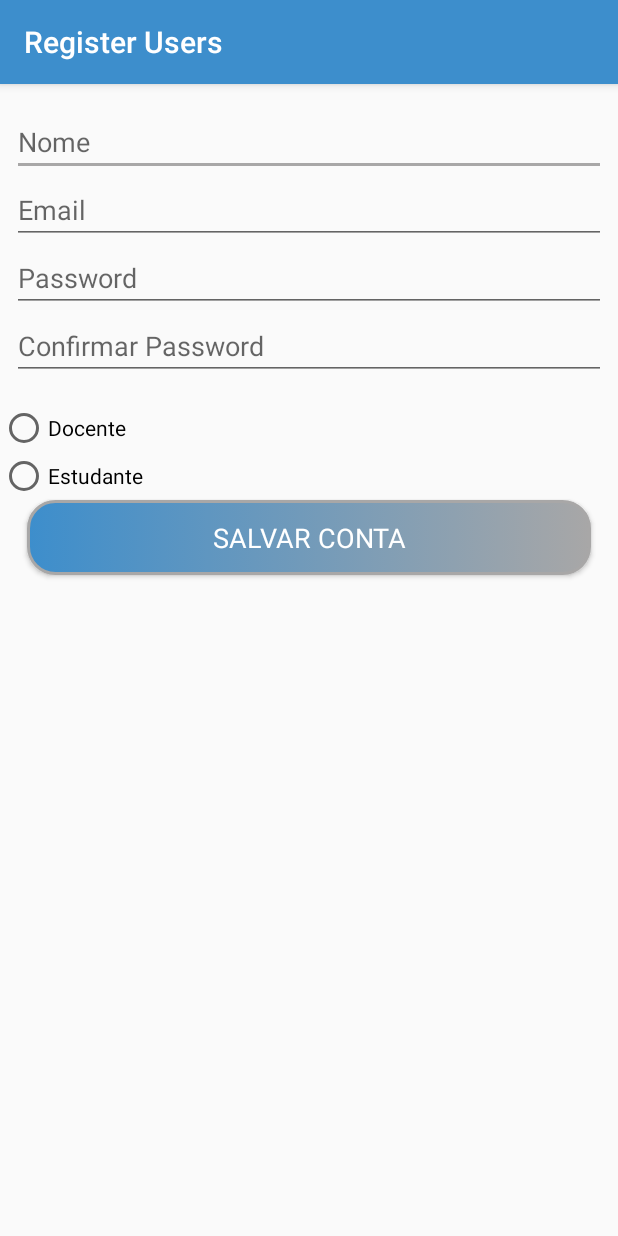
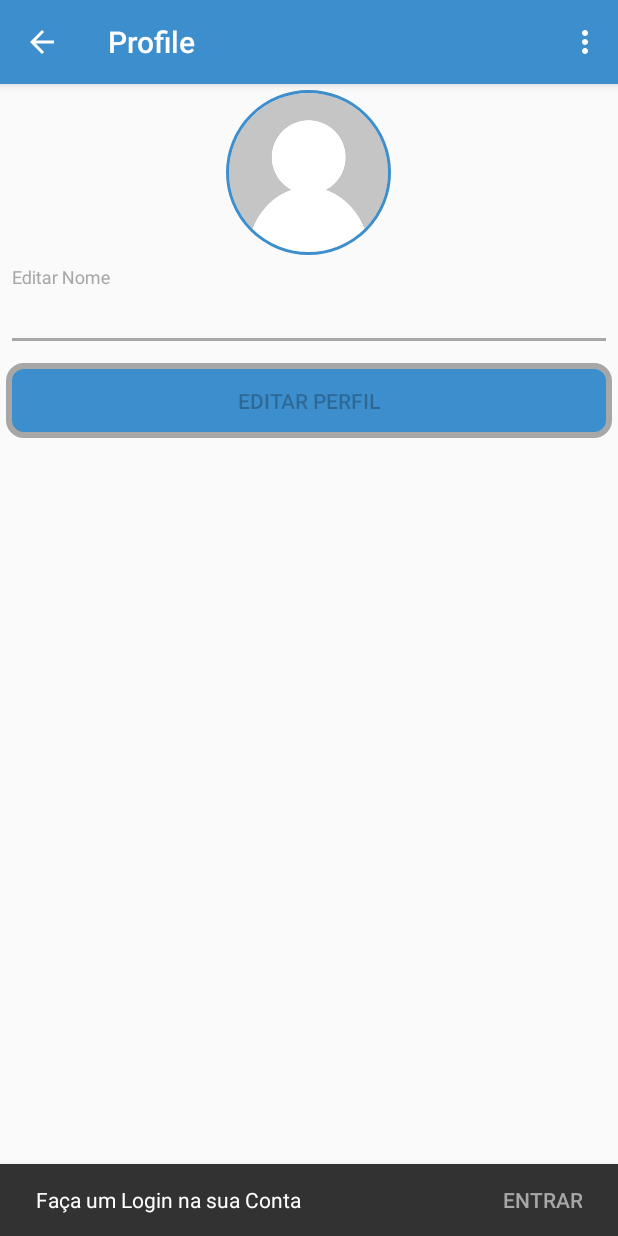
Before and after one commit to Walsonmorais/GestorDeContedosDidticos, an Android app: the screen it shows after launch (Activity_Register before the commit, Activity_Profile after it), after a tap on "Profile", on a phone screen of 412 x 824 dp. Run offline under Robolectric (Android 15) with nearby library versions, the phone set to English and light mode, and no system bars; our stand-ins replace CircleImageView, Firebase (no records; nobody signed in at launch, a user with empty details on screens opened directly), Picasso; libraries missing offline, so code that uses them is left out: com.theartofdev.edmodo; pictures from the network do not load; 1 other tap on this screen came first.

Commit message:
All Actualization and Action

```diff
--- a/app/src/main/java/com/buka/gestordecontedosdidticos/Activity_Menu.java
+++ b/app/src/main/java/com/buka/gestordecontedosdidticos/Activity_Menu.java
@@ -4,6 +4,7 @@ import android.content.Intent;
 import android.os.Bundle;
 import android.support.annotation.NonNull;
 import android.support.design.widget.NavigationView;
+import android.support.design.widget.Snackbar;
 import android.support.design.widget.TabLayout;
 import android.support.v4.app.Fragment;
 import android.support.v4.app.FragmentManager;
@@ -19,9 +20,18 @@ import android.view.View;
 import android.widget.TextView;
 import android.widget.Toast;
 
-import com.buka.gestordecontedosdidticos.Fragments.Fragment_Add_File;
-import com.buka.gestordecontedosdidticos.Fragments.Fragment_Home;
-import com.buka.gestordecontedosdidticos.Fragments.Fragment_Search;
+import com.buka.gestordecontedosdidticos.fragments.Fragment_Add_File;
+import com.buka.gestordecontedosdidticos.fragments.Fragment_Home;
+import com.buka.gestordecontedosdidticos.fragments.Fragment_Search;
+import com.buka.gestordecontedosdidticos.models.Model_User;
+import com.google.firebase.auth.FirebaseAuth;
+import com.google.firebase.auth.FirebaseUser;
+import com.google.firebase.database.DataSnapshot;
+import com.google.firebase.database.DatabaseError;
+import com.google.firebase.database.DatabaseReference;
+import com.google.firebase.database.FirebaseDatabase;
+import com.google.firebase.database.ValueEventListener;
+import com.squareup.picasso.Picasso;
 
 import java.util.ArrayList;
 import java.util.List;
@@ -40,6 +50,10 @@ public class Activity_Menu extends AppCompatActivity implements NavigationView.O
     private CircleImageView nav_profile_image;
     private TextView nav_profile_name;
 
+    private FirebaseAuth firebaseAuth;
+    private DatabaseReference databaseReference;
+    private FirebaseUser firebaseUser;
+
     @Override
     protected void onCreate(Bundle savedInstanceState) {
         super.onCreate(savedInstanceState);
@@ -47,6 +61,9 @@ public class Activity_Menu extends AppCompatActivity implements NavigationView.O
         toolbar = findViewById(R.id.toolbar);
         setSupportActionBar(toolbar);
 
+        firebaseAuth = FirebaseAuth.getInstance();
+        firebaseUser = FirebaseAuth.getInstance().getCurrentUser();
+        databaseReference = FirebaseDatabase.getInstance().getReference().child("Users");
 
         viewPager = findViewById(R.id.viewpager);
         navigationView = findViewById(R.id.navigationView);
@@ -72,7 +89,57 @@ public class Activity_Menu extends AppCompatActivity implements NavigationView.O
         navigationView.setNavigationItemSelectedListener(this);
 
 
+        String uId = null;
 
+        if (firebaseUser != null) {
+            uId = firebaseUser.getUid();
+
+            databaseReference = FirebaseDatabase.getInstance().getReference().child("Users").child(uId);
+
+            databaseReference.addValueEventListener(new ValueEventListener() {
+                @Override
+                public void onDataChange(@NonNull DataSnapshot dataSnapshot) {
+                    Model_User model_user = dataSnapshot.getValue(Model_User.class);
+
+                    if (model_user != null) {
+                        nav_profile_name.setText(model_user.getUsername());
+                        Picasso.get().load(model_user.getImage()).into(nav_profile_image);
+
+                    }else{
+                        nav_profile_name.setText("None");
+                        nav_profile_image.setImageResource(R.drawable.image_user_offline);
+                    }
+                }
+
+                @Override
+                public void onCancelled(@NonNull DatabaseError databaseError) {
+                    Toast.makeText(Activity_Menu.this, databaseError.getMessage(), Toast.LENGTH_SHORT).show();
+                }
+            });
+
+        } else {
+            nav_profile_name.setText("None");
+            nav_profile_image.setImageResource(R.drawable.image_user_offline);
+        }
+
+
+
+    }
+
+    @Override
+    protected void onStart() {
+        super.onStart();
+
+        if (firebaseUser ==  null){
+            Snackbar.make(drawerLayout, "Faça um Login na sua Conta", Snackbar.LENGTH_LONG)
+                    .setAction("Entrar", new View.OnClickListener() {
+                        @Override
+                        public void onClick(View v) {
+                            Intent intent = new Intent(Activity_Menu.this, Activity_Login.class);
+                            startActivity(intent);
+                        }
+                    }).show();
+        }
     }
 
     private void setupTabIcons() {
@@ -133,7 +200,7 @@ public class Activity_Menu extends AppCompatActivity implements NavigationView.O
         if (id == R.id.nav_profile) {
             Toast.makeText(this, "Profile", Toast.LENGTH_SHORT).show();
 
-            Intent intent = new Intent(getApplicationContext(), Activity_Register.class);
+            Intent intent = new Intent(getApplicationContext(), Activity_Profile.class);
             startActivity(intent);
 
         } else if (id == R.id.nav_favorite) {
--- /dev/null
+++ b/app/src/main/java/com/buka/gestordecontedosdidticos/Activity_Profile.java
@@ -0,0 +1,292 @@
+package com.buka.gestordecontedosdidticos;
+
+import android.app.ProgressDialog;
+import android.content.Intent;
+import android.net.Uri;
+import android.os.Bundle;
+import android.support.annotation.NonNull;
+import android.support.design.widget.FloatingActionButton;
+import android.support.design.widget.Snackbar;
+import android.support.v7.app.AppCompatActivity;
+import android.support.v7.widget.Toolbar;
+import android.util.Log;
+import android.view.Menu;
+import android.view.MenuItem;
+import android.view.View;
+import android.widget.Button;
+import android.widget.EditText;
+import android.widget.RelativeLayout;
+import android.widget.Toast;
+
+import com.buka.gestordecontedosdidticos.models.Model_User;
+import com.google.android.gms.tasks.OnCompleteListener;
+import com.google.android.gms.tasks.OnSuccessListener;
+import com.google.android.gms.tasks.Task;
+import com.google.firebase.auth.FirebaseAuth;
+import com.google.firebase.auth.FirebaseUser;
+import com.google.firebase.database.DataSnapshot;
+import com.google.firebase.database.DatabaseError;
+import com.google.firebase.database.DatabaseReference;
+import com.google.firebase.database.FirebaseDatabase;
+import com.google.firebase.database.ValueEventListener;
+import com.google.firebase.storage.FirebaseStorage;
+import com.google.firebase.storage.StorageReference;
+import com.google.firebase.storage.UploadTask;
+import com.squareup.picasso.Picasso;
+import com.theartofdev.edmodo.cropper.CropImage;
+
+import java.util.HashMap;
+
+import de.hdodenhof.circleimageview.CircleImageView;
+
+public class Activity_Profile extends AppCompatActivity {
+
+    private RelativeLayout relative;
+    private CircleImageView edit_circle_image_profile;
+    private EditText edit_name_profile;
+    private Button btn_edit_profile;
+    private ProgressDialog progressDialog;
+    private FirebaseUser firebaseUser;
+    private StorageReference storageReference;
+    private DatabaseReference databaseReference;
+    private FirebaseAuth firebaseAuth;
+
+    private final static int GALLERY_PICK = 1;
+
+    @Override
+    protected void onCreate(Bundle savedInstanceState) {
+        super.onCreate(savedInstanceState);
+        setContentView(R.layout.activity_profile);
+        Toolbar toolbar = findViewById(R.id.toolbar);
+        setSupportActionBar(toolbar);
+        getSupportActionBar().setDisplayHomeAsUpEnabled(true);
+        getSupportActionBar().setDisplayShowHomeEnabled(true);
+        toolbar.setNavigationOnClickListener(new View.OnClickListener() {
+            @Override
+            public void onClick(View v) {
+                finish();
+            }
+        });
+
+        firebaseAuth = FirebaseAuth.getInstance();
+        firebaseUser = FirebaseAuth.getInstance().getCurrentUser();
+        storageReference = FirebaseStorage.getInstance().getReference("Users_Images");
+        databaseReference = FirebaseDatabase.getInstance().getReference("Users");
+
+        relative = findViewById(R.id.relative);
+        edit_circle_image_profile = findViewById(R.id.edit_circle_image_profile);
+        edit_name_profile = findViewById(R.id.edit_name_profile);
+        btn_edit_profile = findViewById(R.id.btn_edit_profile);
+
+        progressDialog = new ProgressDialog(this);
+
+        String uId = null;
+
+        if (firebaseUser != null) {
+            uId = firebaseUser.getUid();
+
+            databaseReference = FirebaseDatabase.getInstance().getReference().child("Users").child(uId);
+
+            progressDialog = new ProgressDialog(this);
+            progressDialog.setTitle("Por favor espere");
+            progressDialog.setMessage("Carregando o seu Perfil...");
+            progressDialog.show();
+
+            databaseReference.addValueEventListener(new ValueEventListener() {
+                @Override
+                public void onDataChange(@NonNull DataSnapshot dataSnapshot) {
+                    Model_User model_user = dataSnapshot.getValue(Model_User.class);
+
+                    if (model_user != null) {
+                        edit_name_profile.setText(model_user.getUsername());
+                        Picasso.get().load(model_user.getImage()).into(edit_circle_image_profile);
+
+                    } else {
+                        edit_name_profile.setText("");
+                        edit_circle_image_profile.setImageResource(R.drawable.image_user_offline);
+                    }
+
+                    progressDialog.dismiss();
+                }
+
+                @Override
+                public void onCancelled(@NonNull DatabaseError databaseError) {
+                    Toast.makeText(Activity_Profile.this, databaseError.getMessage(), Toast.LENGTH_SHORT).show();
+                }
+            });
+
+            edit_circle_image_profile.setOnClickListener(new View.OnClickListener() {
+                @Override
+                public void onClick(View v) {
+                    Intent intent = new Intent();
+                    intent.setAction(Intent.ACTION_GET_CONTENT);
+                    intent.setType("image/*");
+                    startActivityForResult(intent, GALLERY_PICK);
+                }
+            });
+
+            btn_edit_profile.setOnClickListener(new View.OnClickListener() {
+                @Override
+                public void onClick(View v) {
+                    updateProfile(edit_name_profile.getText().toString());
+                }
+            });
+
+        } else {
+            edit_circle_image_profile.setEnabled(false);
+            btn_edit_profile.setEnabled(false);
+        }
+
+
+    }
+
+    @Override
+    protected void onStart() {
+        super.onStart();
+
+        if (firebaseUser == null) {
+            Snackbar.make(relative, "Faça um Login na sua Conta", Snackbar.LENGTH_LONG)
+                    .setAction("Entrar", new View.OnClickListener() {
+                        @Override
+                        public void onClick(View v) {
+                            Intent intent = new Intent(Activity_Profile.this, Activity_Login.class);
+                            startActivity(intent);
+                        }
+                    }).show();
+        }
+    }
+
+    private void updateProfile(String edit_name_profile) {
+
+        DatabaseReference reference = FirebaseDatabase.getInstance().getReference("Users").child(firebaseUser.getUid());
+
+        HashMap<String, Object> hashMap = new HashMap<>();
+        hashMap.put("username", edit_name_profile);
+
+        reference.updateChildren(hashMap);
+    }
+
+    @Override
+    public void onActivityResult(int requestCode, int resultCode, final Intent data) {
+        super.onActivityResult(requestCode, resultCode, data);
+
+        if (requestCode == GALLERY_PICK && resultCode == RESULT_OK) {
+            Uri imageUri = data.getData();
+            CropImage.activity(imageUri).setAspectRatio(1, 1).start(this);
+        }
+
+        if (requestCode == CropImage.CROP_IMAGE_ACTIVITY_REQUEST_CODE) {
+            CropImage.ActivityResult result = CropImage.getActivityResult(data);
+            if (resultCode == RESULT_OK) {
+
+                progressDialog = new ProgressDialog(Activity_Profile.this);
+                progressDialog.setTitle("Por favor espere");
+                progressDialog.setMessage("Atualizando sua Imagem...");
+                progressDialog.setCanceledOnTouchOutside(false);
+                progressDialog.show();
+
+                Uri resultUri = result.getUri();
+                String current_user_id = firebaseUser.getUid();
+
+              /*  storageReference.child(current_user_id).putFile(resultUri).addOnCompleteListener(new OnCompleteListener<UploadTask.TaskSnapshot>() {
+                    @Override
+                    public void onComplete(@NonNull Task<UploadTask.TaskSnapshot> task) {
+
+                        Log.i("Passou", "Imagem");
+
+                        databaseReference.child("image").setValue(task.toString()).addOnCompleteListener(new OnCompleteListener<Void>() {
+                            @Override
+                            public void onComplete(@NonNull Task<Void> task) {
+
+                                if (task.isSuccessful()) {
+
+                                    Log.i("Passou", "Imagem");
+
+                                    progressDialog.dismiss();
+                                    Toast.makeText(Activity_Profile.this, "Imagem atualizada com sucesso", Toast.LENGTH_LONG).show();
+                                } else {
+
+                                    Log.i("Não Passou", "Imagem");
+
+                                    progressDialog.dismiss();
+                                    Toast.makeText(Activity_Profile.this, "Imagem não atualizada", Toast.LENGTH_LONG).show();
+                                }
+                            }
+                        });
+
+                    }
+                });*/
+
+                storageReference.child(current_user_id).putFile(resultUri).addOnSuccessListener(new OnSuccessListener<UploadTask.TaskSnapshot>() {
+                    @Override
+                    public void onSuccess(UploadTask.TaskSnapshot taskSnapshot) {
+                        storageReference.getDownloadUrl().addOnSuccessListener(new OnSuccessListener<Uri>() {
+                            @Override
+                            public void onSuccess(Uri uri) {
+
+                                Log.i("Passou", "Imagem");
+
+                                databaseReference.child("image").setValue(uri.toString()).addOnCompleteListener(new OnCompleteListener<Void>() {
+                                    @Override
+                                    public void onComplete(@NonNull Task<Void> task) {
+                                        if (task.isSuccessful()) {
+
+                                            Log.i("Passou", "Imagem");
+
+                                            progressDialog.dismiss();
+                                            Toast.makeText(Activity_Profile.this, "Imagem atualizada com sucesso", Toast.LENGTH_LONG).show();
+                                        } else {
+
+                                            Log.i("Não Passou", "Imagem");
+
+                                            progressDialog.dismiss();
+                                            Toast.makeText(Activity_Profile.this, "Imagem não atualizada", Toast.LENGTH_LONG).show();
+                                        }
+                                    }
+                                });
+                            }
+                        });
+                    }
+                });
+
+            } else if (resultCode == CropImage.CROP_IMAGE_ACTIVITY_RESULT_ERROR_CODE) {
+                Exception error = result.getError();
+                Toast.makeText(this, error.getMessage(), Toast.LENGTH_SHORT).show();
+            }
+        }
+    }
+
+    @Override
+    public boolean onCreateOptionsMenu(Menu menu) {
+        getMenuInflater().inflate(R.menu.menu_main, menu);
+        return super.onCreateOptionsMenu(menu);
+    }
+
+    @Override
+    public boolean onOptionsItemSelected(MenuItem item) {
+        int id = item.getItemId();
+
+        if (id == R.id.menu_create_account_email) {
+            Intent intent = new Intent(Activity_Profile.this, Activity_Register.class);
+            startActivity(intent);
+            return true;
+
+        }
+
+        if (id == R.id.menu_login) {
+            Intent intent = new Intent(Activity_Profile.this, Activity_Login.class);
+            startActivity(intent);
+            return true;
+
+        }
+
+        if (id == R.id.menu_log_out) {
+            firebaseAuth.signOut();
+            return true;
+
+        }
+        return super.onOptionsItemSelected(item);
+    }
+
+
+}
--- a/app/src/main/java/com/buka/gestordecontedosdidticos/Activity_Register.java
+++ b/app/src/main/java/com/buka/gestordecontedosdidticos/Activity_Register.java
@@ -172,7 +172,7 @@ public class Activity_Register extends AppCompatActivity {
                                     hashUsers_Student.put("id", uId);
                                     hashUsers_Student.put("username", user_name);
                                     hashUsers_Student.put("student_occupations", student_occupations);
-                                    hashUsers_Student.put("image", "");
+                                    hashUsers_Student.put("image", "https://firebasestorage.googleapis.com/v0/b/gestordeconteudosdidaticos.appspot.com/o/Users_Images%2Fuser.png?alt=media&token=9ca957db-6d4b-48c8-a7c3-a03925c48ebb");
 
                                     reference.setValue(hashUsers_Student).addOnCompleteListener(new OnCompleteListener<Void>() {
                                         @Override
--- a/app/src/main/java/com/buka/gestordecontedosdidticos/Fragments/Fragment_Add_File.java
+++ b/app/src/main/java/com/buka/gestordecontedosdidticos/fragments/Fragment_Add_File.java
@@ -1,4 +1,4 @@
-package com.buka.gestordecontedosdidticos.Fragments;
+package com.buka.gestordecontedosdidticos.fragments;
 
 
 import android.os.Bundle;
--- a/app/src/main/res/drawable/background_style_button.xml
+++ b/app/src/main/res/drawable/background_style_button.xml
@@ -2,16 +2,16 @@
 <selector xmlns:android="http://schemas.android.com/apk/res/android">
     <item>
         <shape android:shape="rectangle">
-            <corners android:radius="18dp"/>
+            <corners android:radius="10dp"/>
             <solid android:color="@color/colorPrimary"/>
             <size android:height="50dp"/>
-            <stroke android:width="2dp"
+            <stroke android:width="4dp"
                 android:color="@color/colorAccent"/>
 
 
             <gradient
                 android:startColor="@color/colorPrimary"
-                android:endColor="@color/colorAccent"/>
+                android:endColor="@color/colorPrimary"/>
         </shape>
     </item>
 </selector>
--- a/app/src/main/res/layout/activity_login.xml
+++ b/app/src/main/res/layout/activity_login.xml
@@ -19,7 +19,7 @@
         app:layout_constraintStart_toStartOf="parent"
         app:layout_constraintTop_toTopOf="parent"
         app:layout_constraintVertical_chainStyle="spread"
-        app:srcCompat="@drawable/image_loggin" />
+        app:srcCompat="@drawable/image_user_offline" />
 
     <TextView
         android:id="@+id/textView2"
@@ -40,7 +40,6 @@
         android:layout_height="wrap_content"
         android:layout_marginStart="16dp"
         android:layout_marginEnd="16dp"
-        android:ems="10"
         android:hint="@string/hint_email"
         android:inputType="textEmailAddress"
         android:textAppearance="@style/TextAppearance.AppCompat.Medium"
@@ -58,9 +57,7 @@
         android:layout_marginStart="16dp"
         android:layout_marginEnd="16dp"
         android:layout_marginBottom="16dp"
-        android:ems="10"
         android:hint="@string/hint_password"
-        android:inputType="numberSigned|textPersonName|textPassword"
         android:textAppearance="@style/TextAppearance.AppCompat.Medium"
         android:textColor="@color/colorAccent"
         app:layout_constraintBottom_toTopOf="@+id/text_forget_password"
--- /dev/null
+++ b/app/src/main/res/layout/activity_profile.xml
@@ -0,0 +1,58 @@
+<?xml version="1.0" encoding="utf-8"?>
+<RelativeLayout
+    xmlns:android="http://schemas.android.com/apk/res/android"
+    xmlns:app="http://schemas.android.com/apk/res-auto"
+    xmlns:tools="http://schemas.android.com/tools"
+    android:id="@+id/relative"
+    android:layout_width="match_parent"
+    android:layout_height="match_parent">
+
+    <android.support.design.widget.AppBarLayout
+        android:id="@+id/appBar"
+        android:layout_width="match_parent"
+        android:layout_height="wrap_content"
+        android:theme="@style/AppTheme.AppBarOverlay">
+
+        <android.support.v7.widget.Toolbar
+            android:id="@+id/toolbar"
+            android:layout_width="match_parent"
+            android:layout_height="?attr/actionBarSize"
+            android:background="?attr/colorPrimary"
+            app:popupTheme="@style/AppTheme.PopupOverlay" />
+    </android.support.design.widget.AppBarLayout>
+
+    <de.hdodenhof.circleimageview.CircleImageView
+        android:id="@+id/edit_circle_image_profile"
+        android:layout_width="110dp"
+        android:layout_height="110dp"
+        android:layout_below="@id/appBar"
+        android:src="@drawable/image_user_offline"
+        android:layout_centerHorizontal="true"
+        android:layout_margin="4dp"
+        app:civ_border_width="2dp"
+        app:civ_border_color="@color/colorPrimary" />
+
+    <android.support.design.widget.TextInputLayout
+        android:id="@+id/input1"
+        android:layout_width="match_parent"
+        android:layout_height="wrap_content"
+        android:layout_below="@id/edit_circle_image_profile"
+        android:layout_margin="4dp">
+
+        <EditText
+            android:id="@+id/edit_name_profile"
+            android:layout_width="match_parent"
+            android:layout_height="wrap_content"
+            android:hint="Editar Nome"/>
+    </android.support.design.widget.TextInputLayout>
+
+    <Button
+        android:id="@+id/btn_edit_profile"
+        android:layout_width="match_parent"
+        android:layout_height="wrap_content"
+        android:text="Editar Perfil"
+        android:layout_margin="4dp"
+        android:background="@drawable/background_style_button"
+        android:layout_below="@id/input1"/>
+
+</RelativeLayout>
--- a/app/src/main/res/layout/fragment_add_file.xml
+++ b/app/src/main/res/layout/fragment_add_file.xml
@@ -3,7 +3,7 @@
     xmlns:tools="http://schemas.android.com/tools"
     android:layout_width="match_parent"
     android:layout_height="match_parent"
-    tools:context=".Fragments.Fragment_Add_File">
+    tools:context=".fragments.Fragment_Add_File">
 
     <ImageView
         android:id="@+id/image_file"
--- a/app/src/main/res/layout/fragment_home.xml
+++ b/app/src/main/res/layout/fragment_home.xml
@@ -5,7 +5,7 @@
     android:layout_width="match_parent"
     android:layout_height="match_parent"
     android:orientation="vertical"
-    tools:context=".Fragments.ProfileFragment">
+    tools:context=".fragments.ProfileFragment">
 
     <RelativeLayout
         android:layout_width="match_parent"
--- a/app/src/main/res/layout/fragment_search.xml
+++ b/app/src/main/res/layout/fragment_search.xml
@@ -5,7 +5,7 @@
     android:layout_width="match_parent"
     android:layout_height="match_parent"
     android:orientation="vertical"
-    tools:context=".Fragments.Fragment_Search">
+    tools:context=".fragments.Fragment_Search">
 
 
     <android.support.v7.widget.RecyclerView
--- a/app/src/main/res/menu/menu_main.xml
+++ b/app/src/main/res/menu/menu_main.xml
@@ -1,8 +1,23 @@
-<menu xmlns:android="http://schemas.android.com/apk/res/android"
-    xmlns:app="http://schemas.android.com/apk/res-auto"
-    xmlns:tools="http://schemas.android.com/tools"
-    tools:context="com.buka.gestordecontedosdidticos.MainActivity">
+<menu
+    xmlns:android="http://schemas.android.com/apk/res/android"
+    xmlns:app="http://schemas.android.com/apk/res-auto">
+
     <item
-        android:id="@+id/refresh"
-        android:title="@string/action_refresh"/>
+        android:id="@+id/menu_login"
+        android:orderInCategory="100"
+        android:title="Login"
+        app:showAsAction="never" />
+
+    <item
+        android:id="@+id/menu_create_account_email"
+        android:orderInCategory="100"
+        android:title="Criar conta com Email"
+        app:showAsAction="never" />
+
+    <item
+        android:id="@+id/menu_log_out"
+        android:orderInCategory="100"
+        android:title="Log Out"
+        app:showAsAction="never" />
+
 </menu>
--- a/app/src/main/res/values/strings.xml
+++ b/app/src/main/res/values/strings.xml
@@ -61,6 +61,7 @@
 
     <!-- TODO: Remove or change this placeholder text -->
     <string name="hello_blank_fragment">Hello blank fragment</string>
+    <string name="title_activity__profile">Profile</string>
 
 
 </resources>
```
Also changed, not shown: app/build.gradle (+4 -4 lines), app/src/main/AndroidManifest.xml (+11 -0 lines), app/src/main/java/com/buka/gestordecontedosdidticos/Activity_Login.java (+61 -11 lines), app/src/main/java/com/buka/gestordecontedosdidticos/fragments/Fragment_Home.java (renamed from app/src/main/java/com/buka/gestordecontedosdidticos/Fragments/Fragment_Search.java, +4 -11 lines), app/src/main/java/com/buka/gestordecontedosdidticos/fragments/Fragment_Search.java (renamed from app/src/main/java/com/buka/gestordecontedosdidticos/Fragments/Fragment_Home.java, +11 -4 lines), app/src/main/java/com/buka/gestordecontedosdidticos/models/Model_User.java (added, +61 -0 lines), app/src/main/res/layout/layout_recover_password.xml (added, +26 -0 lines), app/src/main/res/drawable/image_user_offline.png (added).
